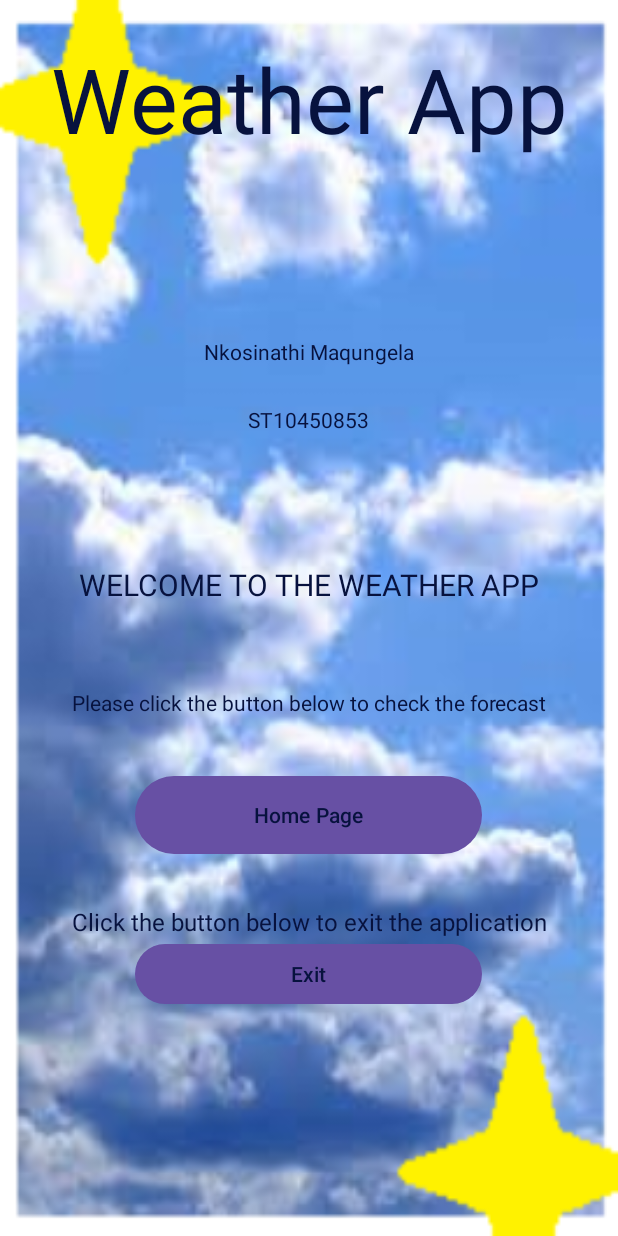
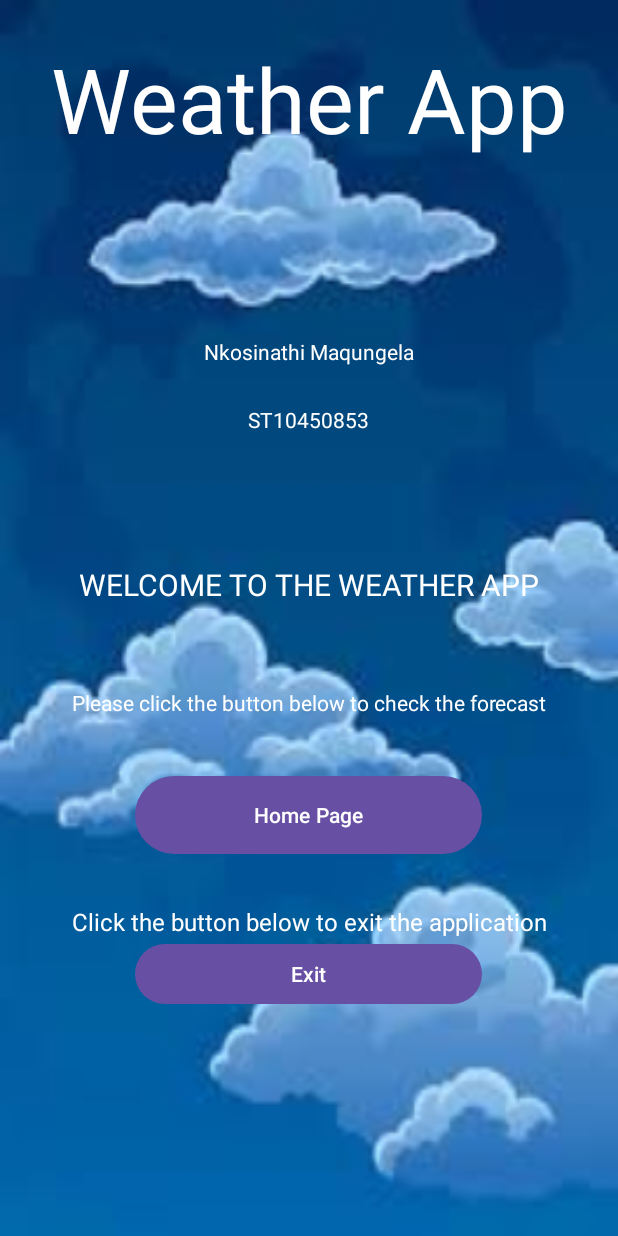
Before and after one commit to ST10450853-NKOSINATHIMAQUNGELA/10450853_IMAD5112_Practicum, an Android app: the screen it shows after launch (MainActivity), on a phone screen of 412 x 824 dp. Run offline under Robolectric (Android 15) with nearby library versions, the phone set to English and light mode, and no system bars.

Commit message:
Changes the background of the application

```diff
--- a/app/src/main/res/layout/activity_main.xml
+++ b/app/src/main/res/layout/activity_main.xml
@@ -5,7 +5,7 @@
     android:id="@+id/main"
     android:layout_width="match_parent"
     android:layout_height="match_parent"
-    android:background="@drawable/weather2"
+    android:background="@drawable/weather3"
     android:orientation="vertical"
     tools:context=".MainActivity">
 
@@ -18,7 +18,7 @@
         android:layout_height="156dp"
         android:text="Weather App"
         android:textAlignment="center"
-        android:textColor="#07123E"
+        android:textColor="#FFFFFF"
         android:textSize="60sp" />
 
     <Space
@@ -32,7 +32,7 @@
         android:layout_gravity="center"
         android:text="Nkosinathi Maqungela"
         android:textAlignment="center"
-        android:textColor="#07123E" />
+        android:textColor="#FFFFFF" />
 
     <TextView
         android:id="@+id/textView2"
@@ -41,7 +41,7 @@
         android:layout_gravity="center"
         android:text="ST10450853"
         android:textAlignment="center"
-        android:textColor="#07123E" />
+        android:textColor="#FFFFFF" />
 
     <Space
         android:layout_width="match_parent"
@@ -53,7 +53,7 @@
         android:layout_height="39dp"
         android:layout_gravity="center"
         android:text="WELCOME TO THE WEATHER APP"
-        android:textColor="#07123E"
+        android:textColor="#FFFFFF"
         android:textSize="20sp" />
 
     <Space
@@ -66,7 +66,7 @@
         android:layout_height="31dp"
         android:text="Please click the button below to check the forecast"
         android:textAlignment="center"
-        android:textColor="#07123E" />
+        android:textColor="#FFFFFF" />
 
     <Space
         android:layout_width="match_parent"
@@ -78,7 +78,7 @@
         android:layout_height="60dp"
         android:layout_gravity="center"
         android:text="Home Page"
-        android:textColor="#07123E" />
+        android:textColor="#FFFFFF" />
 
     <Space
         android:layout_width="match_parent"
@@ -90,7 +90,7 @@
         android:layout_height="wrap_content"
         android:text="Click the button below to exit the application"
         android:textAlignment="center"
-        android:textColor="#07123E"
+        android:textColor="#FFFFFF"
         android:textSize="16sp" />
 
     <Button
@@ -99,6 +99,6 @@
         android:layout_height="wrap_content"
         android:layout_gravity="center"
         android:text="Exit"
-        android:textColor="#07123E" />
+        android:textColor="#FFFFFF" />
 
 </LinearLayout>
```
Also changed, not shown: app/src/main/res/layout/activity_detailed_view_screen.xml (+4 -4 lines), app/src/main/res/layout/activity_main_screen.xml (+8 -8 lines), app/src/main/res/drawable/weather3.jpg (added).
